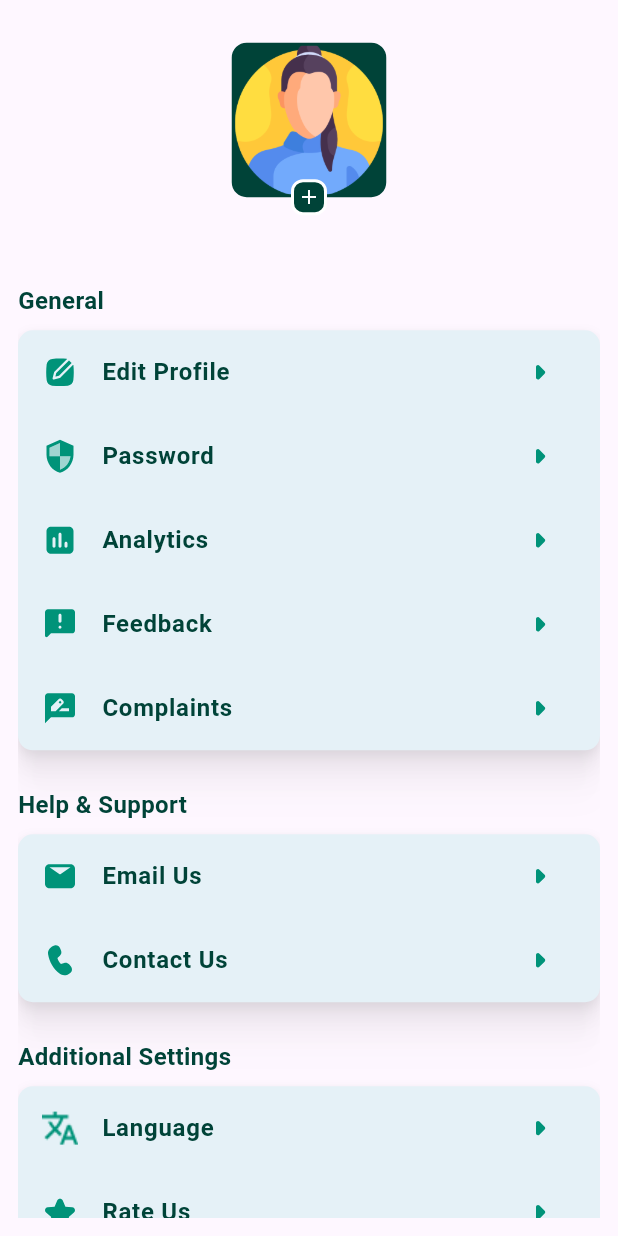
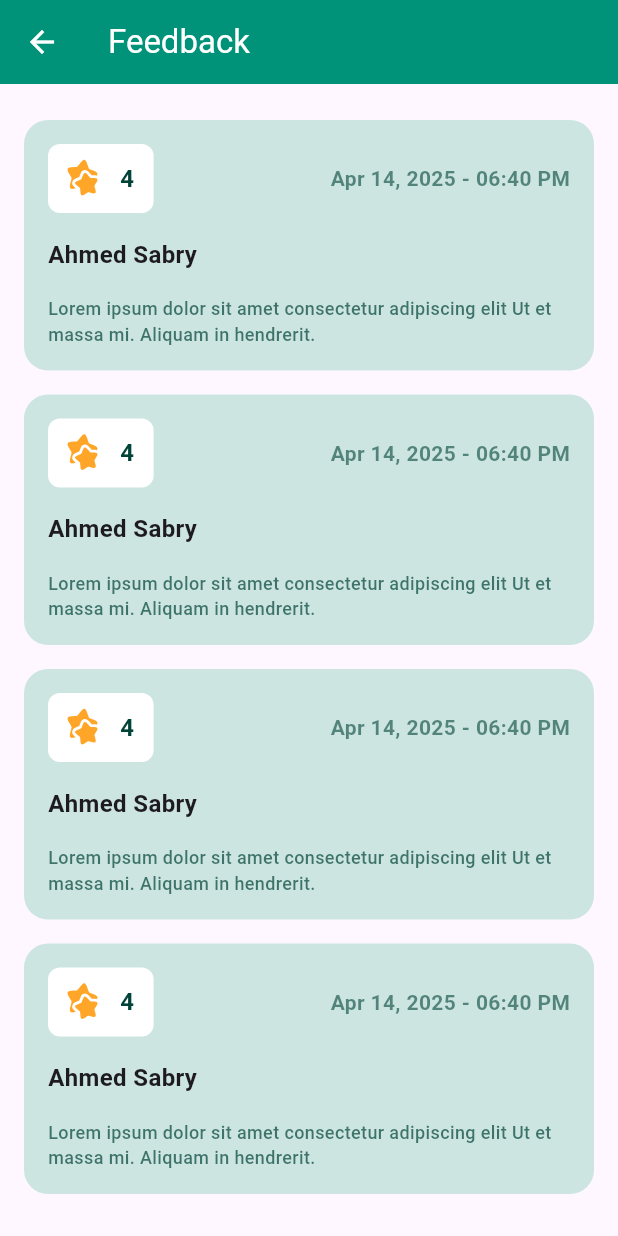
Before and after one commit to Youssef-Salem6/sehetna_provider, a Flutter app: the ProfileView screen opened directly, after a tap on "Feedback", on a phone screen of 412 x 824 dp. Run offline on Flutter 3.47's test engine with Material 3 defaults, Android fonts, the light colour scheme and no system bars; our stand-ins replace bloc, file_picker, firebase_core, firebase_messaging, flutter_bloc, flutter_local_notifications and 7 more; accounts and stored records are empty; Roboto replaces fonts that are missing (UltimaPro).

Commit message:
feedback ui

```diff
--- /dev/null
+++ b/lib/fetures/profile/view/feedBasks_view.dart
@@ -0,0 +1,48 @@
+import 'package:flutter/material.dart';
+import 'package:sehetna_provider/core/Colors.dart';
+import 'package:sehetna_provider/fetures/profile/view/widgets/feedback_custom_card.dart';
+import 'package:sehetna_provider/generated/l10n.dart';
+
+class FeedbasksView extends StatefulWidget {
+  const FeedbasksView({super.key});
+
+  @override
+  State<FeedbasksView> createState() => _FeedbasksViewState();
+}
+
+class _FeedbasksViewState extends State<FeedbasksView> {
+  @override
+  Widget build(BuildContext context) {
+    return Scaffold(
+      appBar: AppBar(
+        iconTheme: const IconThemeData(color: Colors.white),
+        backgroundColor: kPrimaryColor,
+        title: Text(
+          S.of(context).feedback,
+          style: const TextStyle(color: Colors.white),
+        ),
+      ),
+      body: SafeArea(
+        child: Padding(
+          padding: const EdgeInsets.all(16.0),
+          child: ListView.builder(
+            itemCount: 5,
+            itemBuilder: (context, index) {
+              return const Padding(
+                padding: EdgeInsets.symmetric(vertical: 8),
+                child: FeedbackCustomCard(
+                  img: "assets/images/Icons/solar_stars-bold.svg",
+                  comment:
+                      "Lorem ipsum dolor sit amet consectetur adipiscing elit Ut et massa mi. Aliquam in hendrerit.",
+                  clientName: "Ahmed Sabry",
+                  rate: "4",
+                  date: "Apr 14, 2025 - 06:40 PM",
+                ),
+              );
+            },
+          ),
+        ),
+      ),
+    );
+  }
+}
--- /dev/null
+++ b/lib/fetures/profile/view/widgets/feedback_custom_card.dart
@@ -0,0 +1,89 @@
+import 'package:flutter/material.dart';
+import 'package:flutter_svg/svg.dart';
+import 'package:gap/gap.dart';
+import 'package:sehetna_provider/core/Colors.dart';
+
+class FeedbackCustomCard extends StatelessWidget {
+  final String img, comment, clientName, rate, date;
+  const FeedbackCustomCard({
+    super.key,
+    required this.img,
+    required this.comment,
+    required this.clientName,
+    required this.rate,
+    required this.date,
+  });
+
+  @override
+  Widget build(BuildContext context) {
+    return Container(
+      decoration: BoxDecoration(
+        color: const Color(0xffcde5e1),
+        borderRadius: BorderRadius.circular(16),
+      ),
+      child: Column(
+        crossAxisAlignment: CrossAxisAlignment.start,
+        children: [
+          Padding(
+            padding: const EdgeInsets.all(16.0),
+            child: Row(
+              mainAxisAlignment: MainAxisAlignment.spaceBetween,
+              children: [
+                Container(
+                  decoration: BoxDecoration(
+                    color: Colors.white,
+                    borderRadius: BorderRadius.circular(8),
+                  ),
+                  child: Padding(
+                    padding: const EdgeInsets.all(8.0),
+                    child: Row(
+                      children: [
+                        SvgPicture.asset(
+                          img,
+                          width: 30,
+                        ),
+                        const Gap(10),
+                        Text(
+                          rate,
+                          style: const TextStyle(
+                              color: kSecondaryColor,
+                              fontSize: 16,
+                              fontWeight: FontWeight.bold),
+                        ),
+                        const Gap(5)
+                      ],
+                    ),
+                  ),
+                ),
+                Text(
+                  date,
+                  style: TextStyle(
+                      color: kSecondaryColor.withOpacity(0.6),
+                      fontWeight: FontWeight.w600),
+                ),
+              ],
+            ),
+          ),
+          Padding(
+            padding: const EdgeInsets.symmetric(horizontal: 16),
+            child: Text(
+              clientName,
+              style: const TextStyle(fontWeight: FontWeight.w700, fontSize: 16),
+            ),
+          ),
+          Padding(
+            padding: const EdgeInsets.all(16),
+            child: Text(
+              comment,
+              style: TextStyle(
+                color: kSecondaryColor.withOpacity(0.7),
+                fontWeight: FontWeight.w500,
+                fontSize: 12,
+              ),
+            ),
+          ),
+        ],
+      ),
+    );
+  }
+}
--- a/lib/fetures/profile/view/widgets/profile_body_view.dart
+++ b/lib/fetures/profile/view/widgets/profile_body_view.dart
@@ -7,6 +7,7 @@ import 'package:sehetna_provider/fetures/auth/view/login_view.dart';
 import 'package:sehetna_provider/fetures/profile/manager/services/email_luancher.dart';
 import 'package:sehetna_provider/fetures/profile/view/change_paswword_view.dart';
 import 'package:sehetna_provider/fetures/profile/view/edit_profile_view.dart';
+import 'package:sehetna_provider/fetures/profile/view/feedBasks_view.dart';
 import 'package:sehetna_provider/fetures/profile/view/widgets/CustomTxt.dart';
 import 'package:sehetna_provider/fetures/profile/view/widgets/bloc_list.dart';
 import 'package:sehetna_provider/fetures/profile/view/widgets/language_bottom_sheet.dart';
@@ -93,7 +94,13 @@ class _ProfileBodyViewState extends State<ProfileBodyView> {
                         "assets/images/Icons/ic_round-arrow-left.svg"),
                   ),
                   ListTile(
-                    onTap: () {},
+                    onTap: () {
+                      Navigator.push(
+                          context,
+                          MaterialPageRoute(
+                            builder: (context) => const FeedbasksView(),
+                          ));
+                    },
                     leading: SvgPicture.asset(
                       "assets/images/Icons/material-symbols_feedback-rounded.svg",
                     ),
```
Also changed, not shown: assets/images/Icons/solar_stars-bold.svg (added).
